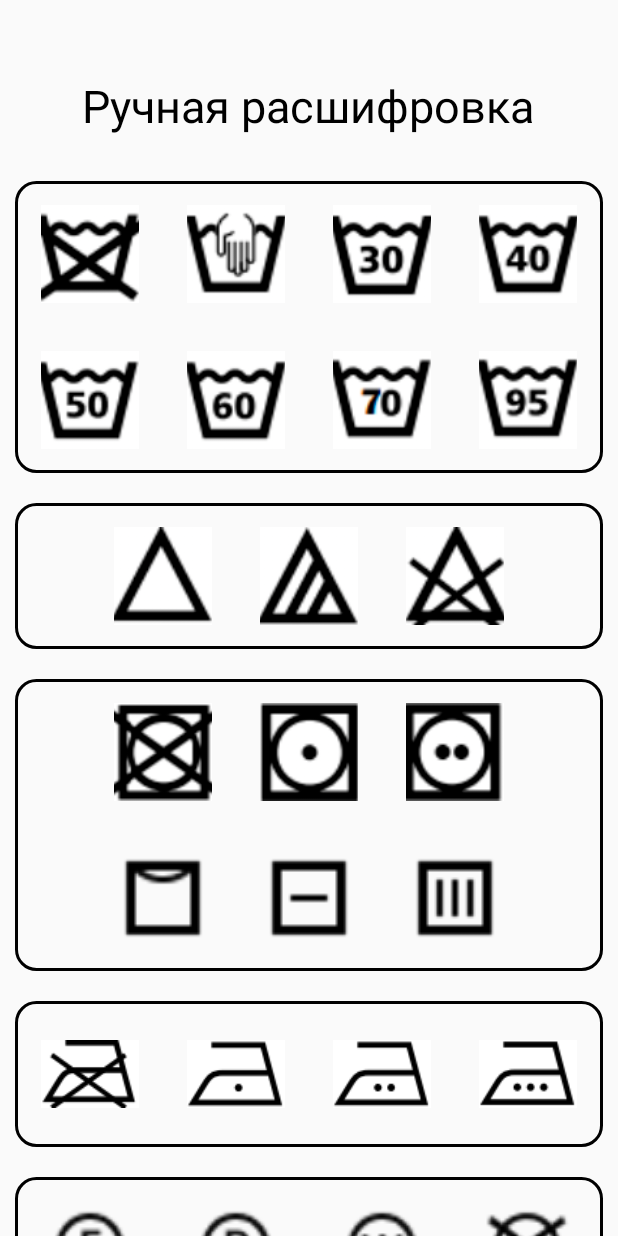
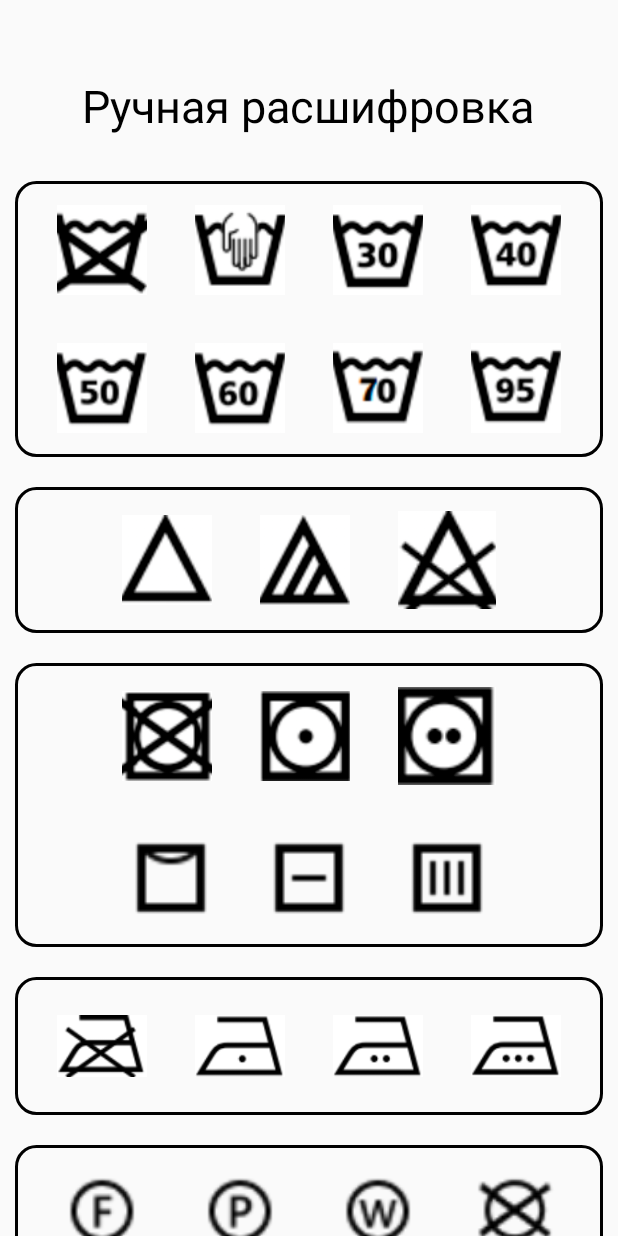
Before and after one commit to Flinnz/birkin-box-android, an Android app: the manual_decryption screen opened directly, with no data from a screen before it, on a phone screen of 412 x 824 dp. Run offline under Robolectric (Android 15) with nearby library versions, the phone set to English and light mode, and no system bars.

Commit message:
Слил свою ветку с Ваниной

```diff
--- a/app/src/main/AndroidManifest.xml
+++ b/app/src/main/AndroidManifest.xml
@@ -31,9 +31,6 @@
         android:screenOrientation="portrait"
         android:theme="@style/Theme.BirkinBox.NoActionBar" />
         <activity
-            android:name=".MainMenuActivity"
-            android:screenOrientation="portrait" />
-        <activity
             android:name=".SplashActivity"
             android:screenOrientation="portrait"
             android:theme="@style/SplashTheme">
--- a/app/src/main/java/ru/birkin/team/android/GarmentActivity.java
+++ b/app/src/main/java/ru/birkin/team/android/GarmentActivity.java
@@ -2,7 +2,11 @@ package ru.birkin.team.android;
 
 import androidx.appcompat.app.AppCompatActivity;
 
+import android.content.Context;
+import android.content.Intent;
 import android.os.Bundle;
+import android.view.View;
+import android.widget.LinearLayout;
 
 public class GarmentActivity extends AppCompatActivity {
 
@@ -10,5 +14,18 @@ public class GarmentActivity extends AppCompatActivity {
     protected void onCreate(Bundle savedInstanceState) {
         super.onCreate(savedInstanceState);
         setContentView(R.layout.activity_garment);
+        add_listener();
+    }
+
+    public void add_listener () {
+        LinearLayout changeWashingSymbols = (LinearLayout) findViewById(R.id.change_washing_symbols);
+        changeWashingSymbols.setOnClickListener(new View.OnClickListener() {
+            @Override
+            public void onClick(View v) {
+                Context context = v.getContext();
+                Intent intent = new Intent(context, manual_decryption.class);
+                context.startActivity(intent);
+            }
+        });
     }
 }
--- a/app/src/main/res/layout/activity_main_menu.xml
+++ b/app/src/main/res/layout/activity_main_menu.xml
@@ -38,11 +38,12 @@
 
             <androidx.recyclerview.widget.RecyclerView
                 android:id="@+id/clothes_list"
-                android:layout_width="match_parent"
+                android:layout_width="wrap_content"
                 android:layout_height="wrap_content"
                 android:layout_marginBottom="40dp"
-                app:layoutManager="androidx.recyclerview.widget.LinearLayoutManager" />
-
+                android:layout_gravity="center_horizontal"
+                app:layoutManager="androidx.recyclerview.widget.GridLayoutManager"
+                app:spanCount="2"/>
 
             <TextView
                 android:id="@+id/responseTextView"
@@ -105,6 +106,7 @@
         android:layout_height="60dp"
         android:layout_marginBottom="10dp"
         android:onClick="addClothesButtonOnClick"
+        android:background="@color/white"
         app:layout_constraintBottom_toBottomOf="parent"
         app:layout_constraintEnd_toStartOf="@+id/imageButton4"
         app:layout_constraintStart_toEndOf="@+id/imageButton2"
--- a/app/src/main/res/layout/activity_manual_decryption.xml
+++ b/app/src/main/res/layout/activity_manual_decryption.xml
@@ -47,32 +47,35 @@
 
                     <ImageView
                         android:id="@+id/dont_wash_id"
-                        android:layout_width="65dp"
-                        android:layout_height="65dp"
+                        android:layout_width="60dp"
+                        android:layout_height="60dp"
                         android:layout_gravity="center"
                         android:layout_margin="@dimen/text_margin"
                         android:scaleType="centerCrop"
                         android:src="@drawable/dont_wash" />
+
                     <ImageView
                         android:id="@+id/hand_wash_id"
-                        android:layout_width="65dp"
-                        android:layout_height="65dp"
+                        android:layout_width="60dp"
+                        android:layout_height="60dp"
                         android:layout_gravity="center"
                         android:layout_margin="@dimen/text_margin"
                         android:scaleType="centerCrop"
                         android:src="@drawable/hand_wash" />
+
                     <ImageView
                         android:id="@+id/wash_30_id"
-                        android:layout_width="65dp"
-                        android:layout_height="65dp"
+                        android:layout_width="60dp"
+                        android:layout_height="60dp"
                         android:layout_gravity="center"
                         android:layout_margin="@dimen/text_margin"
                         android:scaleType="centerCrop"
                         android:src="@drawable/wash_30" />
+
                     <ImageView
                         android:id="@+id/wash_40_id"
-                        android:layout_width="65dp"
-                        android:layout_height="65dp"
+                        android:layout_width="60dp"
+                        android:layout_height="60dp"
                         android:layout_gravity="center"
                         android:layout_margin="@dimen/text_margin"
                         android:scaleType="centerCrop"
@@ -85,32 +88,35 @@
 
                     <ImageView
                         android:id="@+id/wash_50_id"
-                        android:layout_width="65dp"
-                        android:layout_height="65dp"
+                        android:layout_width="60dp"
+                        android:layout_height="60dp"
                         android:layout_gravity="center"
                         android:layout_margin="@dimen/text_margin"
                         android:scaleType="centerCrop"
                         android:src="@drawable/wash_50" />
+
                     <ImageView
                         android:id="@+id/wash_60_id"
-                        android:layout_width="65dp"
-                        android:layout_height="65dp"
+                        android:layout_width="60dp"
+                        android:layout_height="60dp"
                         android:layout_gravity="center"
                         android:layout_margin="@dimen/text_margin"
                         android:scaleType="centerCrop"
                         android:src="@drawable/wash_60" />
+
                     <ImageView
                         android:id="@+id/wash_70_id"
-                        android:layout_width="65dp"
-                        android:layout_height="65dp"
+                        android:layout_width="60dp"
+                        android:layout_height="60dp"
                         android:layout_gravity="center"
                         android:layout_margin="@dimen/text_margin"
                         android:scaleType="centerCrop"
                         android:src="@drawable/wash_70" />
+
                     <ImageView
                         android:id="@+id/wash_95_id"
-                        android:layout_width="65dp"
-                        android:layout_height="65dp"
+                        android:layout_width="60dp"
+                        android:layout_height="60dp"
                         android:layout_gravity="center"
                         android:layout_margin="@dimen/text_margin"
                         android:scaleType="centerCrop"
@@ -127,16 +133,17 @@
 
                 <ImageView
                     android:id="@+id/any_bleach_id"
-                    android:layout_width="65dp"
-                    android:layout_height="65dp"
+                    android:layout_width="60dp"
+                    android:layout_height="60dp"
                     android:layout_gravity="center"
                     android:layout_margin="@dimen/text_margin"
                     android:scaleType="centerCrop"
                     android:src="@drawable/any_bleach" />
+
                 <ImageView
                     android:id="@+id/only_oxygen_bleach_id"
-                    android:layout_width="65dp"
-                    android:layout_height="65dp"
+                    android:layout_width="60dp"
+                    android:layout_height="60dp"
                     android:layout_gravity="center"
                     android:layout_margin="@dimen/text_margin"
                     android:scaleType="centerCrop"
@@ -167,16 +174,17 @@
 
                     <ImageView
                         android:id="@+id/dont_tumble_id"
-                        android:layout_width="65dp"
-                        android:layout_height="65dp"
+                        android:layout_width="60dp"
+                        android:layout_height="60dp"
                         android:layout_gravity="center"
                         android:layout_margin="@dimen/text_margin"
                         android:scaleType="centerCrop"
                         android:src="@drawable/dont_tumble" />
+
                     <ImageView
                         android:id="@+id/lower_tumble_id"
-                        android:layout_width="65dp"
-                        android:layout_height="65dp"
+                        android:layout_width="60dp"
+                        android:layout_height="60dp"
                         android:layout_gravity="center"
                         android:layout_margin="@dimen/text_margin"
                         android:scaleType="centerCrop"
@@ -197,24 +205,26 @@
 
                     <ImageView
                         android:id="@+id/line_tumble_id"
-                        android:layout_width="65dp"
-                        android:layout_height="65dp"
+                        android:layout_width="60dp"
+                        android:layout_height="60dp"
                         android:layout_gravity="center"
                         android:layout_margin="@dimen/text_margin"
                         android:scaleType="centerCrop"
                         android:src="@drawable/line_dry" />
+
                     <ImageView
                         android:id="@+id/flat_tumble_id"
-                        android:layout_width="65dp"
-                        android:layout_height="65dp"
+                        android:layout_width="60dp"
+                        android:layout_height="60dp"
                         android:layout_gravity="center"
                         android:layout_margin="@dimen/text_margin"
                         android:scaleType="centerCrop"
                         android:src="@drawable/flat_dry" />
+
                     <ImageView
                         android:id="@+id/drip_tumble_id"
-                        android:layout_width="65dp"
-                        android:layout_height="65dp"
+                        android:layout_width="60dp"
+                        android:layout_height="60dp"
                         android:layout_gravity="center"
                         android:layout_margin="@dimen/text_margin"
                         android:scaleType="centerCrop"
@@ -232,33 +242,36 @@
 
                 <ImageView
                     android:id="@+id/do_not_iron_id"
-                    android:layout_width="65dp"
-                    android:layout_height="65dp"
-                    android:adjustViewBounds="true"
+                    android:layout_width="60dp"
+                    android:layout_height="60dp"
                     android:layout_gravity="center"
                     android:layout_margin="@dimen/text_margin"
+                    android:adjustViewBounds="true"
                     android:scaleType="centerInside"
                     android:src="@drawable/do_not_iron" />
+
                 <ImageView
                     android:id="@+id/low_temperature_ironing_id"
-                    android:layout_width="65dp"
-                    android:layout_height="65dp"
+                    android:layout_width="60dp"
+                    android:layout_height="60dp"
                     android:layout_gravity="center"
                     android:layout_margin="@dimen/text_margin"
                     android:scaleType="centerInside"
                     android:src="@drawable/low_temperature_ironing" />
+
                 <ImageView
                     android:id="@+id/medium_temperature_ironing_id"
-                    android:layout_width="65dp"
-                    android:layout_height="65dp"
+                    android:layout_width="60dp"
+                    android:layout_height="60dp"
                     android:layout_gravity="center"
                     android:layout_margin="@dimen/text_margin"
                     android:scaleType="centerInside"
                     android:src="@drawable/medium_temperature_ironing" />
+
                 <ImageView
                     android:id="@+id/max_temperature_ironing_id"
-                    android:layout_width="65dp"
-                    android:layout_height="65dp"
+                    android:layout_width="60dp"
+                    android:layout_height="60dp"
                     android:layout_gravity="center"
                     android:layout_margin="@dimen/text_margin"
                     android:scaleType="centerInside"
@@ -275,32 +288,35 @@
 
                 <ImageView
                     android:id="@+id/f_drycleaning_id"
-                    android:layout_width="65dp"
-                    android:layout_height="65dp"
+                    android:layout_width="60dp"
+                    android:layout_height="60dp"
                     android:layout_gravity="center"
                     android:layout_margin="@dimen/text_margin"
                     android:scaleType="centerCrop"
                     android:src="@drawable/f_drycleaning" />
+
                 <ImageView
                     android:id="@+id/p_drycleaning_id"
-                    android:layout_width="65dp"
-                    android:layout_height="65dp"
+                    android:layout_width="60dp"
+                    android:layout_height="60dp"
                     android:layout_gravity="center"
                     android:layout_margin="@dimen/text_margin"
                     android:scaleType="centerCrop"
                     android:src="@drawable/p_drycleaning" />
+
                 <ImageView
                     android:id="@+id/w_drycleaning_id"
-                    android:layout_width="65dp"
-                    android:layout_height="65dp"
+                    android:layout_width="60dp"
+                    android:layout_height="60dp"
                     android:layout_gravity="center"
                     android:layout_margin="@dimen/text_margin"
                     android:scaleType="centerCrop"
                     android:src="@drawable/w_drycleaning" />
+
                 <ImageView
                     android:id="@+id/dont_drycleaning_id"
-                    android:layout_width="65dp"
-                    android:layout_height="65dp"
+                    android:layout_width="60dp"
+                    android:layout_height="60dp"
                     android:layout_gravity="center"
                     android:layout_margin="@dimen/text_margin"
                     android:scaleType="centerCrop"
--- a/app/src/main/res/layout/garment_layout.xml
+++ b/app/src/main/res/layout/garment_layout.xml
@@ -58,13 +58,16 @@
             android:textColor="@color/black"
             android:textSize="28sp" />
 
+
         <LinearLayout
-            android:layout_width="300dp"
-            android:layout_height="50dp"
+            android:id="@+id/change_washing_symbols"
+            android:layout_width="wrap_content"
+            android:layout_height="wrap_content"
             android:layout_margin="8dp"
             android:background="@drawable/my_custom_background"
             android:clickable="true"
-            android:gravity="center">
+            android:gravity="center"
+            android:focusable="true">
 
             <ImageView
                 android:id="@+id/wasing_id"
```
Also changed, not shown: app/src/main/res/drawable/do_not_dry_clean.png.
